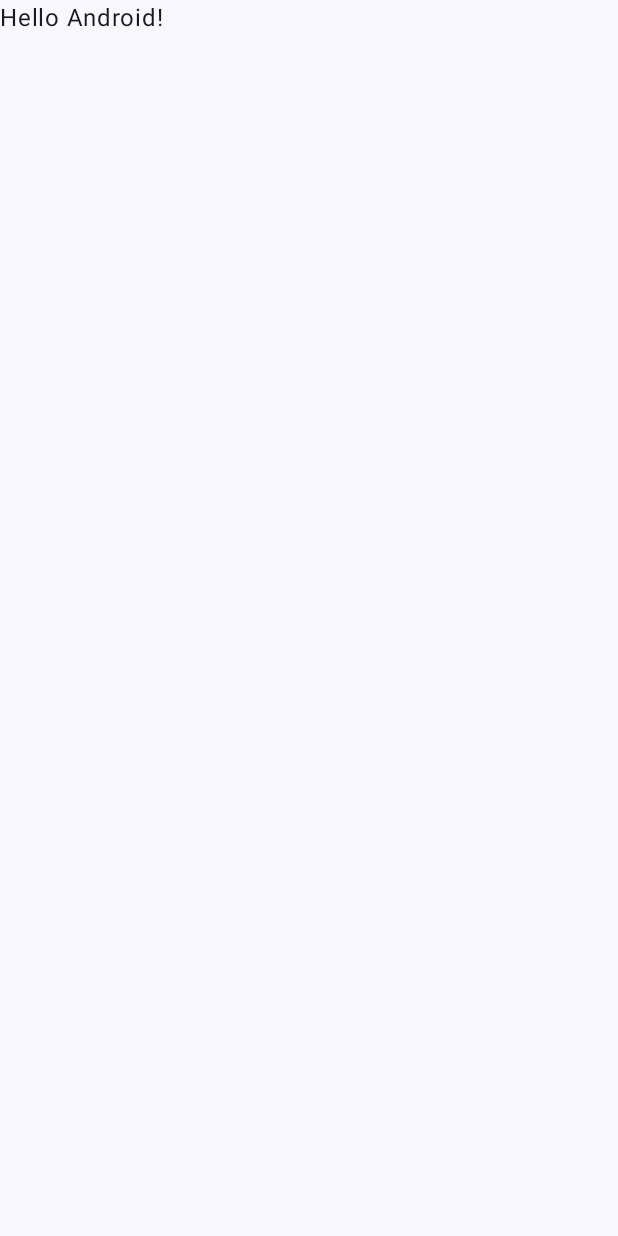
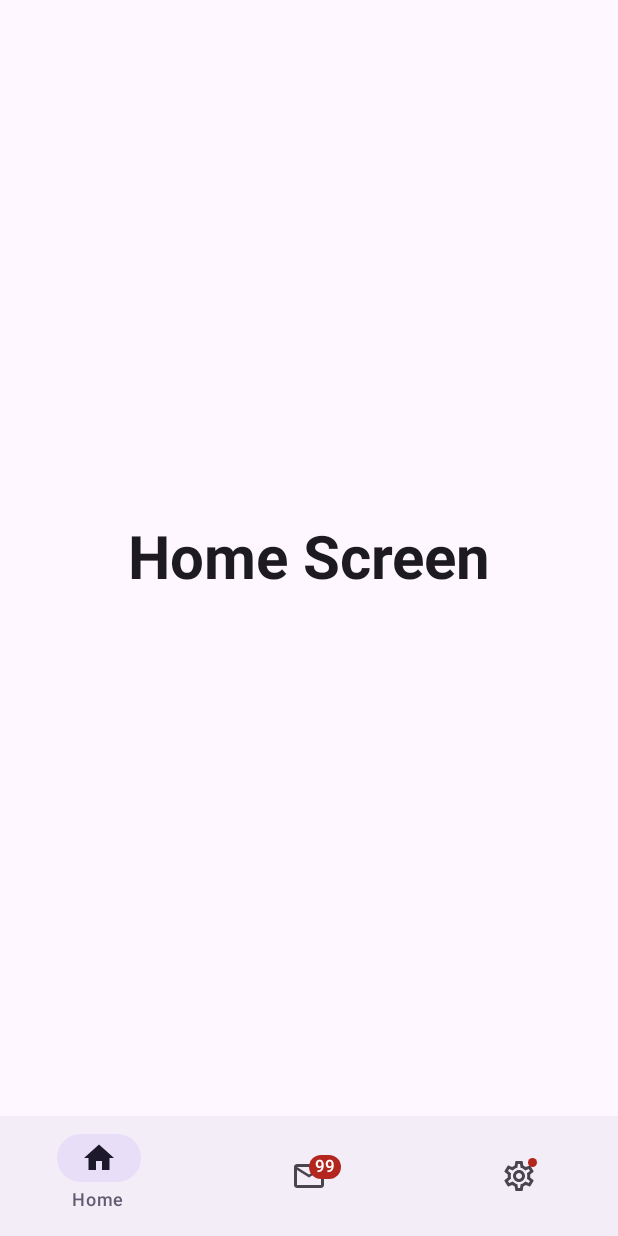
Before and after one commit to DeveloperJGV/Bottom-Compose, an Android app built with Jetpack Compose: the screen it shows after launch (MainActivity), on a phone screen of 412 x 824 dp. Before the commit the screen is almost empty. Run offline under Robolectric (Android 15) with nearby library versions, the light colour scheme and no system bars.

Commit message:
Bottom Files and commit

```diff
--- a/app/build.gradle.kts
+++ b/app/build.gradle.kts
@@ -59,6 +59,7 @@ dependencies {
     implementation(libs.androidx.ui.graphics)
     implementation(libs.androidx.ui.tooling.preview)
     implementation(libs.androidx.material3)
+    implementation(libs.androidx.navigation.compose)
     testImplementation(libs.junit)
     androidTestImplementation(libs.androidx.junit)
     androidTestImplementation(libs.androidx.espresso.core)
--- a/app/src/main/java/com/aviva/bottom_compose/MainActivity.kt
+++ b/app/src/main/java/com/aviva/bottom_compose/MainActivity.kt
@@ -1,47 +1,131 @@
 package com.aviva.bottom_compose
 
+import androidx.compose.foundation.layout.Box
+import androidx.compose.runtime.Composable
+import androidx.compose.ui.Alignment
+import androidx.compose.ui.text.font.FontWeight
+import androidx.compose.ui.unit.sp
 import android.os.Bundle
 import androidx.activity.ComponentActivity
 import androidx.activity.compose.setContent
-import androidx.activity.enableEdgeToEdge
+import androidx.compose.foundation.layout.Column
 import androidx.compose.foundation.layout.fillMaxSize
 import androidx.compose.foundation.layout.padding
+import androidx.compose.material3.Badge
+import androidx.compose.material3.BadgedBox
+import androidx.compose.material3.ExperimentalMaterial3Api
+import androidx.compose.material3.Icon
+import androidx.compose.material3.MaterialTheme
+import androidx.compose.material3.NavigationBar
+import androidx.compose.material3.NavigationBarItem
 import androidx.compose.material3.Scaffold
+import androidx.compose.material3.Surface
 import androidx.compose.material3.Text
-import androidx.compose.runtime.Composable
+import androidx.compose.runtime.getValue
+import androidx.compose.runtime.mutableIntStateOf
+import androidx.compose.runtime.saveable.rememberSaveable
+import androidx.compose.runtime.setValue
 import androidx.compose.ui.Modifier
-import androidx.compose.ui.tooling.preview.Preview
-import com.aviva.bottom_compose.ui.theme.BottomComposeTheme
+import androidx.navigation.compose.NavHost
+import androidx.navigation.compose.composable
+import androidx.navigation.compose.rememberNavController
+import com.aviva.bottom_compose.ChatScreen
+import com.aviva.bottom_compose.HomeScreen
+import com.aviva.bottom_compose.SettingsScreen
+import com.aviva.bottom_compose.data.BottomNavScreens
 
 class MainActivity : ComponentActivity() {
+    @OptIn(ExperimentalMaterial3Api::class)
     override fun onCreate(savedInstanceState: Bundle?) {
         super.onCreate(savedInstanceState)
-        enableEdgeToEdge()
         setContent {
-            BottomComposeTheme {
-                Scaffold(modifier = Modifier.fillMaxSize()) { innerPadding ->
-                    Greeting(
-                        name = "Android",
-                        modifier = Modifier.padding(innerPadding)
-                    )
-                }
+            val navController = rememberNavController()
+            val items = listOf(
+                BottomNavScreens.Home,
+                BottomNavScreens.Chat,
+                BottomNavScreens.Settings
+            )
+            var selectedItemIndex by rememberSaveable {
+                mutableIntStateOf(0)
+            }
+            Surface(
+                modifier = Modifier.fillMaxSize(),
+                color = MaterialTheme.colorScheme.background
+            ) {
+                Scaffold(
+                    bottomBar = {
+                        NavigationBar {
+                            items.forEachIndexed { index, item ->
+                                NavigationBarItem(
+                                    selected = selectedItemIndex == index,
+                                    onClick = {
+                                        selectedItemIndex = index
+                                        navController.navigate(item.route)
+                                    },
+                                    label = {
+                                        Text(text = item.title)
+                                    },
+                                    alwaysShowLabel = false,
+                                    icon = {
+                                        BadgedBox(
+                                            badge = {
+                                                if(item.badgeCount != null) {
+                                                    Badge {
+                                                        Text(text = item.badgeCount.toString())
+                                                    }
+                                                } else if(item.hasNews) {
+                                                    Badge()
+                                                }
+                                            }
+                                        ) {
+                                            Icon(
+                                                imageVector = if (index == selectedItemIndex) {
+                                                    item.selectedIcon
+                                                } else item.unselectedIcon,
+                                                contentDescription = item.title
+                                            )
+                                        }
+                                    }
+                                )
+                            }
+                        }
+                    },
+                    content = { padding ->
+                        Column(modifier = Modifier.padding(padding)) {
+                            NavHost(navController, startDestination = BottomNavScreens.Home.route) {
+                                composable(BottomNavScreens.Home.route) { HomeScreen() }
+                                composable(BottomNavScreens.Chat.route) { ChatScreen() }
+                                composable(BottomNavScreens.Settings.route) { SettingsScreen() }
+                            }
+                        }
+                    }
+                )
             }
         }
     }
 }
+@Composable
+fun HomeScreen() {
+    TextStyleNav(text = "Home Screen")
+}
 
 @Composable
-fun Greeting(name: String, modifier: Modifier = Modifier) {
-    Text(
-        text = "Hello $name!",
-        modifier = modifier
-    )
+fun ChatScreen() {
+    TextStyleNav(text = "Chat Screen")
 }
 
-@Preview(showBackground = true)
 @Composable
-fun GreetingPreview() {
-    BottomComposeTheme {
-        Greeting("Android")
+fun SettingsScreen() {
+    TextStyleNav(text = "Settings Screen")
+}
+
+@Composable
+fun TextStyleNav(text: String) {
+    Box(modifier = Modifier.fillMaxSize(), contentAlignment = Alignment.Center){
+        Text(
+            text = text,
+            fontSize = 40.sp,
+            fontWeight = FontWeight.Bold,
+        )
     }
 }
--- /dev/null
+++ b/app/src/main/java/com/aviva/bottom_compose/data/BottomNavScreens.kt
@@ -0,0 +1,23 @@
+package com.aviva.bottom_compose.data
+
+import androidx.compose.material.icons.Icons
+import androidx.compose.material.icons.filled.Email
+import androidx.compose.material.icons.filled.Home
+import androidx.compose.material.icons.filled.Settings
+import androidx.compose.material.icons.outlined.Email
+import androidx.compose.material.icons.outlined.Home
+import androidx.compose.material.icons.outlined.Settings
+import androidx.compose.ui.graphics.vector.ImageVector
+
+sealed class BottomNavScreens(
+    val route: String,
+    val title: String,
+    val selectedIcon: ImageVector,
+    val unselectedIcon: ImageVector,
+    val hasNews: Boolean,
+    val badgeCount: Int? = null
+) {
+    object Home : BottomNavScreens("home", "Home", Icons.Filled.Home, Icons.Outlined.Home, false, null)
+    object Chat : BottomNavScreens("chat", "Chat", Icons.Filled.Email, Icons.Outlined.Email, false, 99)
+    object Settings : BottomNavScreens("settings", "Settings", Icons.Filled.Settings, Icons.Outlined.Settings, true, null)
+}
--- a/gradle/libs.versions.toml
+++ b/gradle/libs.versions.toml
@@ -8,6 +8,7 @@ espressoCore = "3.5.1"
 lifecycleRuntimeKtx = "2.8.1"
 activityCompose = "1.9.0"
 composeBom = "2023.08.00"
+navigationCompose = "2.7.7"
 
 [libraries]
 androidx-core-ktx = { group = "androidx.core", name = "core-ktx", version.ref = "coreKtx" }
@@ -24,6 +25,7 @@ androidx-ui-tooling-preview = { group = "androidx.compose.ui", name = "ui-toolin
 androidx-ui-test-manifest = { group = "androidx.compose.ui", name = "ui-test-manifest" }
 androidx-ui-test-junit4 = { group = "androidx.compose.ui", name = "ui-test-junit4" }
 androidx-material3 = { group = "androidx.compose.material3", name = "material3" }
+androidx-navigation-compose = { group = "androidx.navigation", name = "navigation-compose", version.ref = "navigationCompose" }
 
 [plugins]
 android-application = { id = "com.android.application", version.ref = "agp" }
```
